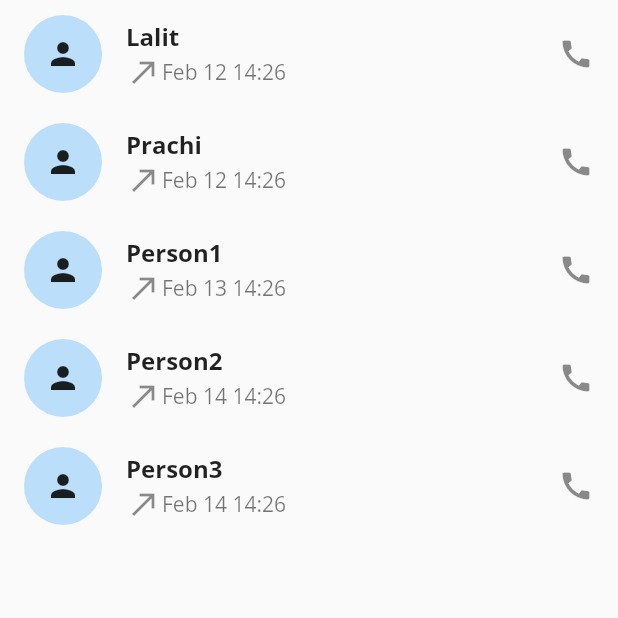
After one commit to Prachijain424/TextHive, a Flutter app: the CallPage screen opened directly, on a phone screen of 412 x 824 dp, the top half of it. The commit adds this screen. Run offline on Flutter 3.47's test engine with Material 2 defaults, Android fonts, the phone set to English and light mode, and no system bars; our stand-ins replace socket_io_client.

Commit message:
Added call log page

```diff
--- /dev/null
+++ b/lib/Pages/CallPage.dart
@@ -0,0 +1,82 @@
+import 'package:flutter/material.dart';
+import 'package:untitled1/Models/ChatModel.dart';
+
+class CallPage extends StatefulWidget {
+  const CallPage({Key? key}) : super(key: key);
+
+  @override
+  CallPageState createState() => CallPageState();
+}
+
+class CallPageState extends State<CallPage> {
+  late List<ChatModel> users = [
+    ChatModel(
+        name: "Lalit",
+        icon: const Icon(Icons.person),
+        currentMessage: "Feb 12",
+        isGroup: false,
+        time: "14:26",
+        id: 1),
+    ChatModel(
+        name: "Prachi",
+        icon: const Icon(Icons.person),
+        currentMessage: "Feb 12",
+        isGroup: false,
+        time: "14:26",
+        id: 2),
+    ChatModel(
+        name: "Person1",
+        icon: const Icon(Icons.person),
+        currentMessage: "Feb 13",
+        isGroup: false,
+        time: "14:26",
+        id: 3),
+    ChatModel(
+        name: "Person2",
+        icon: const Icon(Icons.person),
+        currentMessage: "Feb 14",
+        isGroup: false,
+        time: "14:26",
+        id: 4),
+    ChatModel(
+        name: "Person3",
+        icon: const Icon(Icons.person),
+        currentMessage: "Feb 14",
+        isGroup: false,
+        time: "14:26",
+        id: 5),
+  ];
+
+  @override
+  Widget build(BuildContext context) {
+    return InkWell(
+      onTap: () {},
+      child: Scaffold(
+        body: ListView.builder(
+            itemCount: users.length,
+            itemBuilder: (context, index) => CallCard(users[index])),
+      ),
+    );
+  }
+}
+
+Widget CallCard(ChatModel user) {
+  return ListTile(
+    leading: CircleAvatar(
+      radius: 26,
+      child: user.icon,
+    ),
+    title: Text(
+      user.name,
+      style: const TextStyle(fontWeight: FontWeight.bold),
+    ),
+    subtitle: Row(
+      children: [
+        const Icon(Icons.call_made),
+        Text("${user.currentMessage} "),
+        Text(user.time),
+      ],
+    ),
+    trailing: InkWell(onTap: () {}, child: const Icon(Icons.call)),
+  );
+}
--- a/lib/screens/HomeScreen.dart
+++ b/lib/screens/HomeScreen.dart
@@ -1,6 +1,6 @@
 import 'package:flutter/material.dart';
 import 'package:untitled1/Models/ChatModel.dart';
-import 'package:untitled1/Pages/CameraPage.dart';
+import 'package:untitled1/Pages/CallPage.dart';
 import 'package:untitled1/screens/CreateGroup.dart';
 import '../Pages/ChatPage.dart';
 import '../Pages/StatusPage.dart';
@@ -95,8 +95,8 @@ class HomeScreenState extends State<HomeScreen>
           users: widget.users,
           currentUser: widget.currentUser,
         ),
-          StatusPage(),
-        const Text("4"),
+        StatusPage(),
+        const CallPage(),
       ]),
     );
   }
```
Also changed, not shown: 2 other files.
